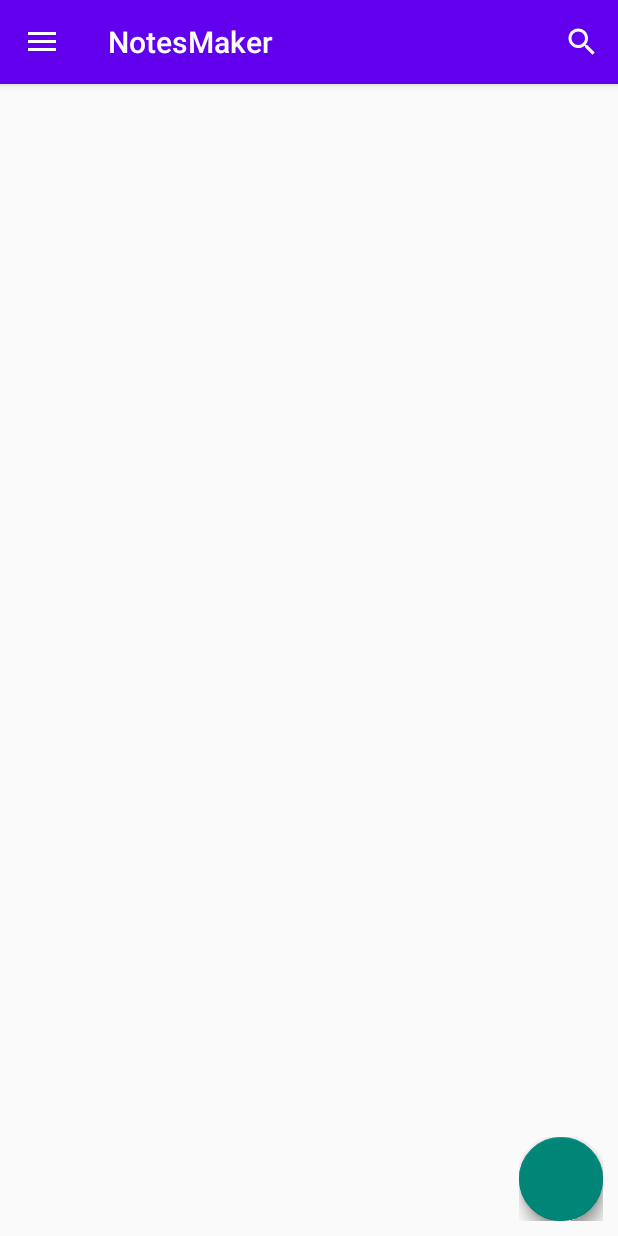
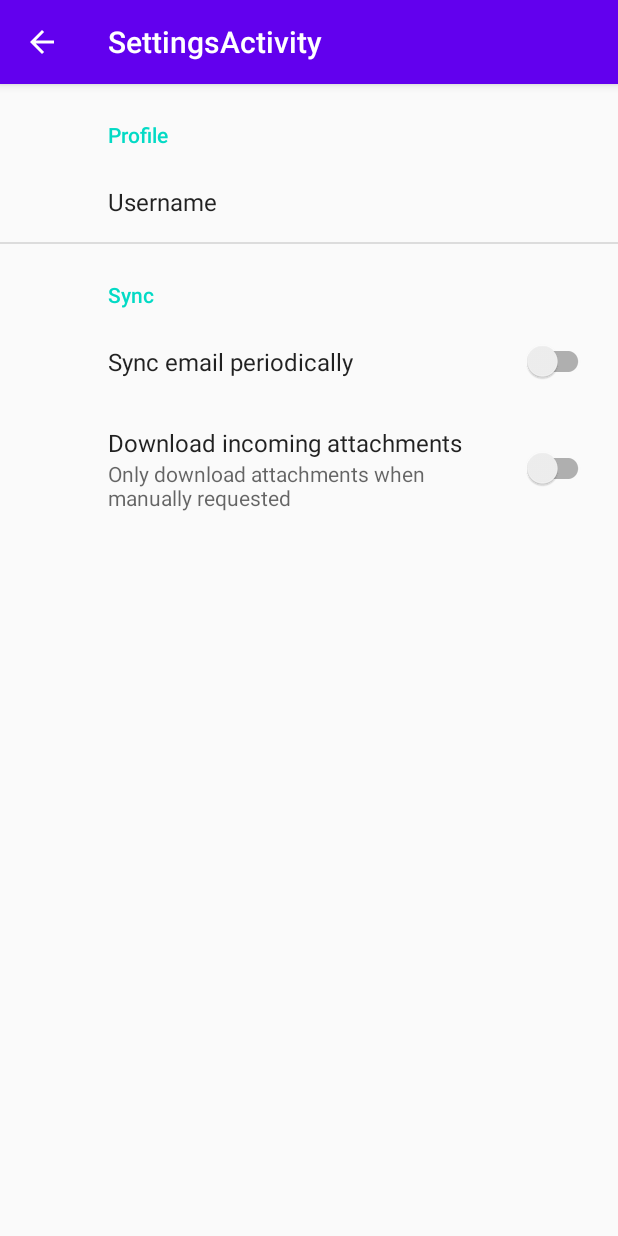
Before and after one commit to SV1906/Android_1_NotesMaker, an Android app: the screen it shows after launch (NotesActivity before the commit, SettingsActivity after it), in the side drawer, after a tap on "Settings", on a phone screen of 412 x 824 dp. Run offline under Robolectric (Android 15) with nearby library versions, the phone set to English and light mode, and no system bars; our stand-ins replace Firebase (no records; nobody signed in at launch, a user with empty details on screens opened directly), androidx.preference, navigation-ui; libraries missing offline, so code that uses them is left out: com.getbase.floatingactionbutton, com.ml.quaterion; plain views replace FloatingActionButton, FloatingActionsMenu; 11 statements that could not run were skipped.

Commit message:
Merged Sandhya's code

```diff
--- a/app/build.gradle
+++ b/app/build.gradle
@@ -35,6 +35,7 @@ dependencies {
     implementation 'com.github.barteksc:android-pdf-viewer:2.8.2'
     implementation files('../itextg-5.5.10.jar')
     implementation 'com.google.firebase:firebase-storage:19.1.1'
+    implementation 'androidx.preference:preference:1.1.1'
     testImplementation 'junit:junit:4.12'
     androidTestImplementation 'androidx.test.ext:junit:1.1.2'
     androidTestImplementation 'androidx.test.espresso:espresso-core:3.3.0'
--- a/app/src/main/java/com/example/notesmaker/NotesActivity.java
+++ b/app/src/main/java/com/example/notesmaker/NotesActivity.java
@@ -524,7 +524,7 @@ public class NotesActivity extends AppCompatActivity implements NavigationView.O
                 Toast.makeText(this, "Sync", Toast.LENGTH_SHORT).show();
                 break;
             case R.id.nav_settings:
-                Toast.makeText(this, "Settings", Toast.LENGTH_SHORT).show();
+                startActivity(new Intent(getApplicationContext(), SettingsActivity.class));
                 break;
             case R.id.nav_logout:
                 if(menuItem.getTitle()=="Log Out")
--- /dev/null
+++ b/app/src/main/java/com/example/notesmaker/SettingsActivity.java
@@ -0,0 +1,60 @@
+package com.example.notesmaker;
+
+import android.content.Intent;
+import android.content.SharedPreferences;
+import android.net.Uri;
+import android.os.Bundle;
+import android.provider.DocumentsContract;
+import android.provider.MediaStore;
+import android.util.Log;
+
+import androidx.annotation.Nullable;
+import androidx.appcompat.app.ActionBar;
+import androidx.appcompat.app.AppCompatActivity;
+import androidx.preference.EditTextPreference;
+import androidx.preference.Preference;
+import androidx.preference.PreferenceFragmentCompat;
+import androidx.preference.PreferenceManager;
+
+public class SettingsActivity extends AppCompatActivity {
+
+    @Override
+    protected void onCreate(Bundle savedInstanceState) {
+        super.onCreate(savedInstanceState);
+        setContentView(R.layout.settings_activity);
+        if (savedInstanceState == null) {
+            getSupportFragmentManager()
+                    .beginTransaction()
+                    .replace(R.id.settings, new SettingsFragment())
+                    .commit();
+        }
+        ActionBar actionBar = getSupportActionBar();
+        if (actionBar != null) {
+            actionBar.setDisplayHomeAsUpEnabled(true);
+        }
+    }
+
+    public static class SettingsFragment extends PreferenceFragmentCompat {
+        @Override
+        public void onCreatePreferences(Bundle savedInstanceState, String rootKey) {
+            setPreferencesFromResource(R.xml.root_preferences, rootKey);
+
+
+
+            final SharedPreferences preferences = PreferenceManager.getDefaultSharedPreferences(getContext());
+            final Preference path = findPreference("Path");
+            preferences.registerOnSharedPreferenceChangeListener(new SharedPreferences.OnSharedPreferenceChangeListener() {
+                @Override
+                public void onSharedPreferenceChanged(SharedPreferences sharedPreferences, String key) {
+                    switch (key){
+                        case "Path":{
+                            path.setSummary(preferences.getString("Path", "Not Found"));
+                        }
+                    }
+                }
+            });
+
+        }
+    }
+
+}
--- /dev/null
+++ b/app/src/main/res/layout/settings_activity.xml
@@ -0,0 +1,9 @@
+<LinearLayout xmlns:android="http://schemas.android.com/apk/res/android"
+    android:layout_width="match_parent"
+    android:layout_height="match_parent">
+
+    <FrameLayout
+        android:id="@+id/settings"
+        android:layout_width="match_parent"
+        android:layout_height="match_parent" />
+</LinearLayout>
--- a/app/src/main/res/values/strings.xml
+++ b/app/src/main/res/values/strings.xml
@@ -2,4 +2,20 @@
     <string name="app_name">NotesMaker</string>
     <string name="navigation_drawer_open">Open navigation drawer</string>
     <string name="navigation_drawer_close">Close navigation drawer</string>
+    <string name="title_activity_settings">SettingsActivity</string>
+
+    <!-- Preference Titles -->
+    <string name="messages_header">Messages</string>
+    <string name="sync_header">Sync</string>
+
+    <!-- Messages Preferences -->
+    <string name="signature_title">Your signature</string>
+    <string name="reply_title">Default reply action</string>
+
+    <!-- Sync Preferences -->
+    <string name="sync_title">Sync email periodically</string>
+    <string name="attachment_title">Download incoming attachments</string>
+    <string name="attachment_summary_on">Automatically download attachments for incoming emails
+    </string>
+    <string name="attachment_summary_off">Only download attachments when manually requested</string>
 </resources>
--- /dev/null
+++ b/app/src/main/res/xml/root_preferences.xml
@@ -0,0 +1,25 @@
+<PreferenceScreen xmlns:app="http://schemas.android.com/apk/res-auto">
+
+    <PreferenceCategory app:title="Profile">
+        <EditTextPreference
+            app:key="Username"
+            app:title="Username"/>
+
+    </PreferenceCategory>
+
+    <PreferenceCategory app:title="Sync">
+
+        <SwitchPreferenceCompat
+            app:key="sync"
+            app:title="@string/sync_title" />
+
+        <SwitchPreferenceCompat
+            app:dependency="sync"
+            app:key="attachment"
+            app:summaryOff="@string/attachment_summary_off"
+            app:summaryOn="@string/attachment_summary_on"
+            app:title="@string/attachment_title" />
+
+    </PreferenceCategory>
+
+</PreferenceScreen>
```
Also changed, not shown: app/src/main/AndroidManifest.xml (+10 -7 lines), app/src/main/res/values/arrays.xml (added, +12 -0 lines).
